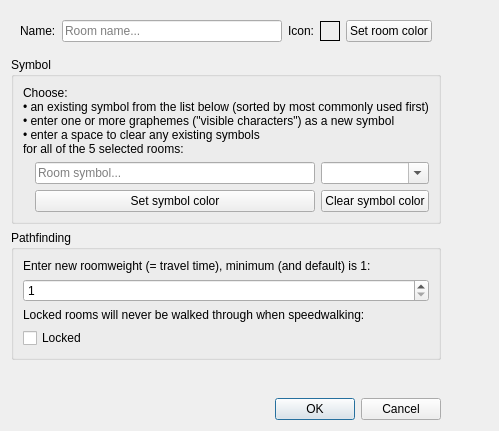
Mudlet/Mudlet, file src/ui/room_properties.ui: the form before one commit.
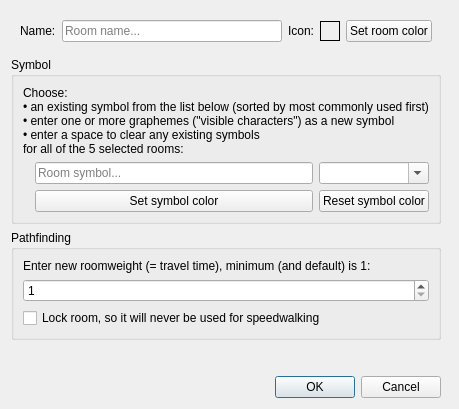
The form after the commit.

Commit message: Style lock as combo box

What changed in the file:
```diff
--- a/src/ui/room_properties.ui
+++ b/src/ui/room_properties.ui
@@ -6,8 +6,8 @@
    <rect>
     <x>0</x>
     <y>0</y>
-    <width>499</width>
-    <height>431</height>
+    <width>459</width>
+    <height>409</height>
    </rect>
   </property>
   <property name="sizePolicy">
@@ -139,23 +139,16 @@
         </property>
        </widget>
       </item>
-      <item row="3" column="0">
+      <item row="2" column="0">
        <widget class="QCheckBox" name="checkBox_locked">
         <property name="text">
-         <string>Locked</string>
+         <string>Lock room, so it will never be used for speedwalking</string>
         </property>
         <property name="tristate">
          <bool>true</bool>
         </property>
        </widget>
       </item>
-      <item row="2" column="0" colspan="2">
-       <widget class="QLabel" name="label_lock">
-        <property name="text">
-         <string>Locked rooms will never be walked through when speedwalking:</string>
-        </property>
-       </widget>
-      </item>
      </layout>
     </widget>
    </item>
@@ -192,7 +185,7 @@
       <item row="2" column="3">
        <widget class="QPushButton" name="pushButton_reset">
         <property name="text">
-         <string>Clear symbol color</string>
+         <string>Reset symbol color</string>
         </property>
        </widget>
       </item>
```
